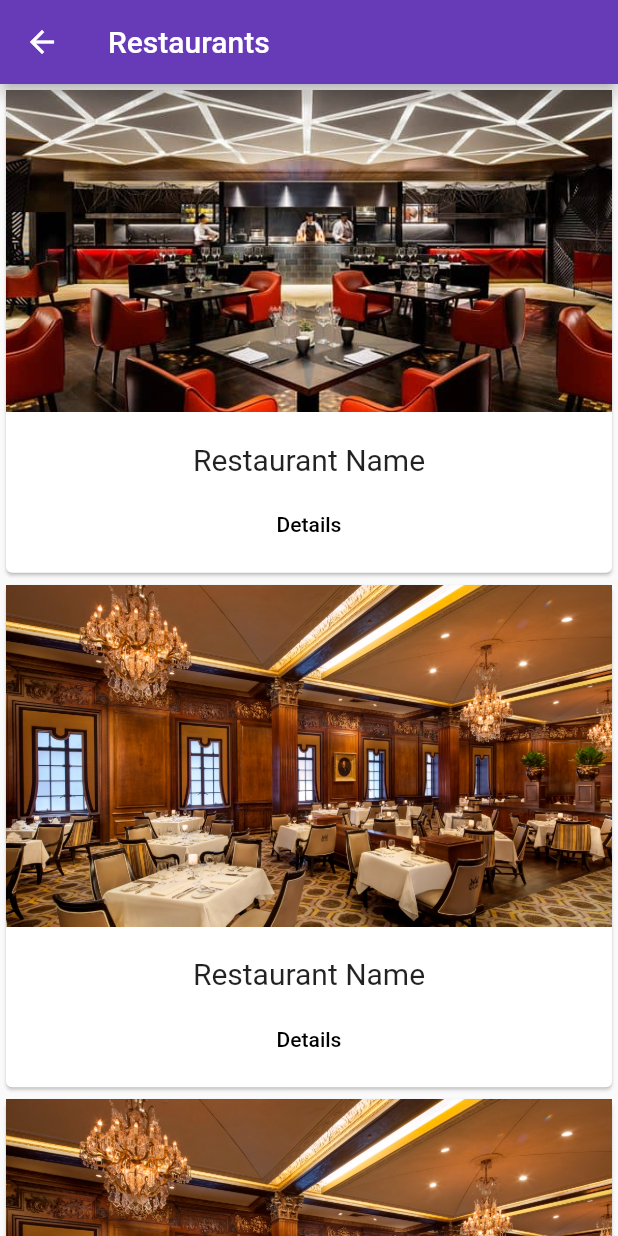
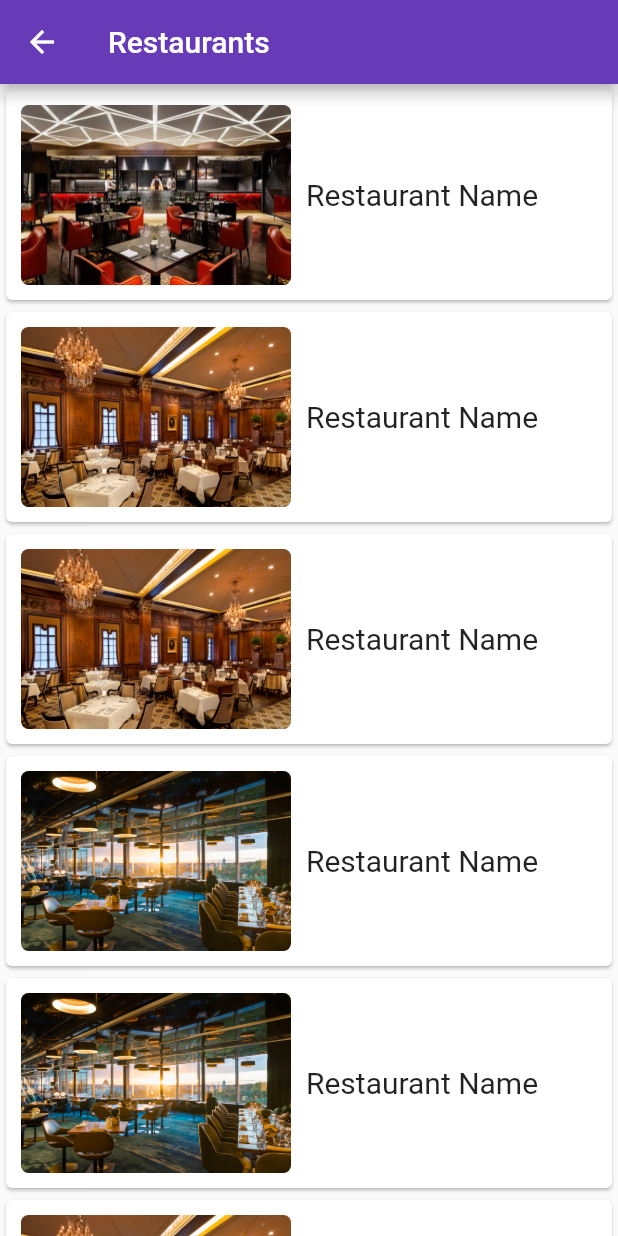
Before and after one commit to nimakarimipour/Jazb, a Flutter app: the screen it shows after launch, after a tap on "Restaurants", on a phone screen of 412 x 824 dp. Run offline on Flutter 3.47's test engine with Material 2 defaults, Android fonts, the phone set to English and light mode, and no system bars.

Commit message:
Changed Restaurant View List Item Display

```diff
--- a/jazb/lib/pages/category.dart
+++ b/jazb/lib/pages/category.dart
@@ -22,8 +22,8 @@ class CategoryPage extends StatelessWidget {
         child: Stack(
           alignment: Alignment.bottomLeft,
           children: <Widget>[
-            new ClipRRect(
-              borderRadius: new BorderRadius.circular(20),
+            ClipRRect(
+              borderRadius: BorderRadius.circular(20),
               child: Image.asset(_infos[index]['img']),
             ),
             Padding(
--- a/jazb/lib/restaurants.dart
+++ b/jazb/lib/restaurants.dart
@@ -8,26 +8,8 @@ class Restaurants extends StatelessWidget {
   Restaurants(this.restaurants);
 
   Widget _buildRestaurantItem(BuildContext context, int index) {
-    return Card(
-      child: Column(
-        children: <Widget>[
-          Hero(
-            tag: 'ImgTag' + index.toString(),
-            child: Image.asset(restaurants[index]['image']),
-          ),
-          Container(
-            margin: EdgeInsets.only(top: 20),
-            child: Text(
-              restaurants[index]['title'],
-              style: TextStyle(fontSize: 20),
-            ),
-          ),
-          ButtonBar(
-            alignment: MainAxisAlignment.center,
-            children: <Widget>[
-              FlatButton(
-                child: Text('Details'),
-                onPressed: () => Navigator.push(
+    return GestureDetector(
+      onTap: () => Navigator.push(
             context,
             MaterialPageRoute(
               builder: (BuildContext context) => RestaurantPage(
@@ -36,10 +18,36 @@ class Restaurants extends StatelessWidget {
                   'ImgTag' + index.toString()),
             ),
           ),
-              )
+      child: Card(
+        child: Row(
+          children: <Widget>[
+            Container(
+              margin: EdgeInsets.all(10),
+              child: Hero(
+                tag: 'ImgTag' + index.toString(),
+                child: ClipRRect(
+                  borderRadius: BorderRadius.circular(5),
+                  child: Image.asset(
+                    restaurants[index]['image'],
+                    height: 120,
+                    width: 180,
+                    fit: BoxFit.fill,
+                  ),
+                ),
+              ),
+            ),
+            Column(
+              children: <Widget>[
+                Container(
+                  child: Text(
+                    restaurants[index]['title'],
+                    style: TextStyle(fontSize: 20),
+                  ),
+                ),
               ],
             )
           ],
+        ),
       ),
     );
   }
```
Lines whose indentation alone changed are shown as unchanged.
